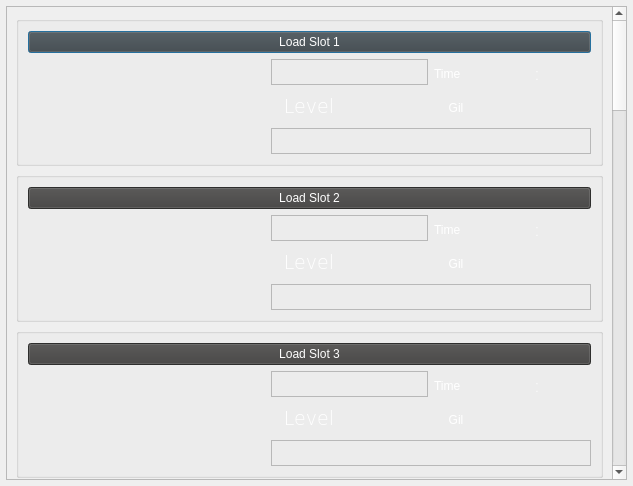
Before: the Qt Designer form slotselect.ui in sithlord48/blackchocobo, drawn with Qt 5.
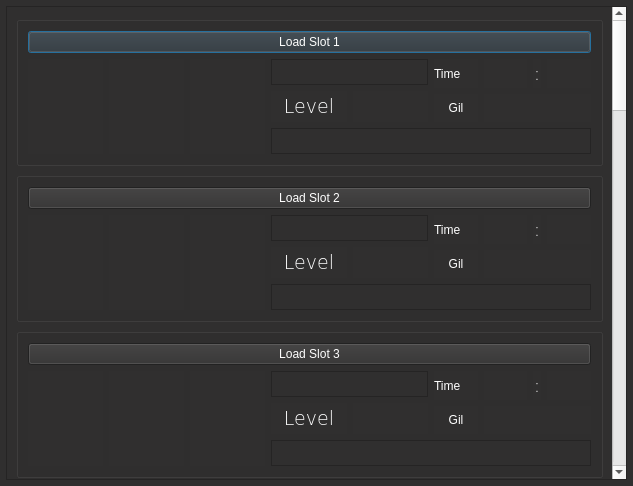
After: the same form once the commit is applied. Icons and pictures are not drawn.

```diff
--- a/slotselect.ui
+++ b/slotselect.ui
@@ -39,14 +39,19 @@
     <normaloff>:/icon/bchoco</normaloff>:/icon/bchoco</iconset>
   </property>
   <property name="styleSheet">
-   <string notr="true">QLabel{
+   <string notr="true">QScrollArea{
+background-color: rgb(48, 47, 47);
+}
+QDialog,QGroupBox{
+background-color:rgb(48, 47, 47);
+}
+QLabel{
 font: 75 14pt &quot;Verdana&quot;;color:rgb(255, 255, 255)
 }
-QPushButton{
+QPushButton:enabled{
 background-color: rgb(65, 64, 63);
 font: 9pt &quot;Ubuntu&quot;;color: rgb(255,255,255);
-}
-</string>
+}</string>
   </property>
   <property name="modal">
    <bool>false</bool>
@@ -67,8 +72,7 @@
     </size>
    </property>
    <property name="styleSheet">
-    <string notr="true">
-</string>
+    <string notr="true">background-color:rgb(48,47,47)</string>
    </property>
    <property name="widgetResizable">
     <bool>true</bool>
@@ -214,6 +218,9 @@
           <property name="frameShadow">
            <enum>QFrame::Sunken</enum>
           </property>
+          <property name="lineWidth">
+           <number>-7</number>
+          </property>
           <property name="text">
            <string/>
           </property>
@@ -357,6 +364,9 @@
           <property name="frameShadow">
            <enum>QFrame::Plain</enum>
           </property>
+          <property name="lineWidth">
+           <number>1</number>
+          </property>
           <property name="text">
            <string/>
           </property>
@@ -641,6 +651,9 @@
           <property name="frameShadow">
            <enum>QFrame::Plain</enum>
           </property>
+          <property name="lineWidth">
+           <number>1</number>
+          </property>
           <property name="text">
            <string/>
           </property>
```
Left out of the diff: 3 changed lines with no effect on the pictures.
